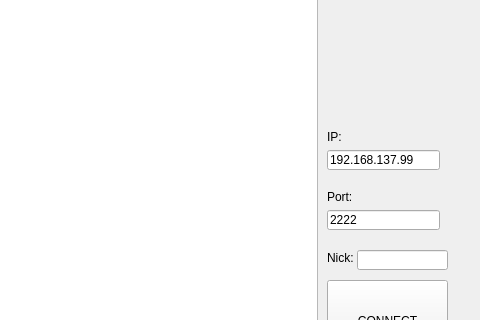
Qt form qtclient/client.ui (maciejjo/poorIRC) before a commit; both pictures show x 303 to 783 and y 90 to 410 of the 783 by 533 pixel window.
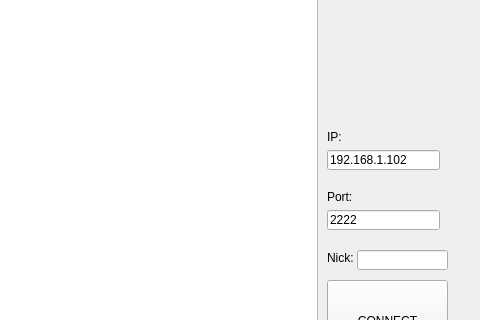
The same form after that commit.

Commit message: check if server is available

The edit to the form file:
```diff
--- a/qtclient/client.ui
+++ b/qtclient/client.ui
@@ -127,7 +127,7 @@
      <enum>Qt::WheelFocus</enum>
     </property>
     <property name="text">
-     <string>192.168.137.99</string>
+     <string>192.168.1.102</string>
     </property>
    </widget>
    <widget class="QLabel" name="ipLabel">
```
The commit also changes 2 other files.
